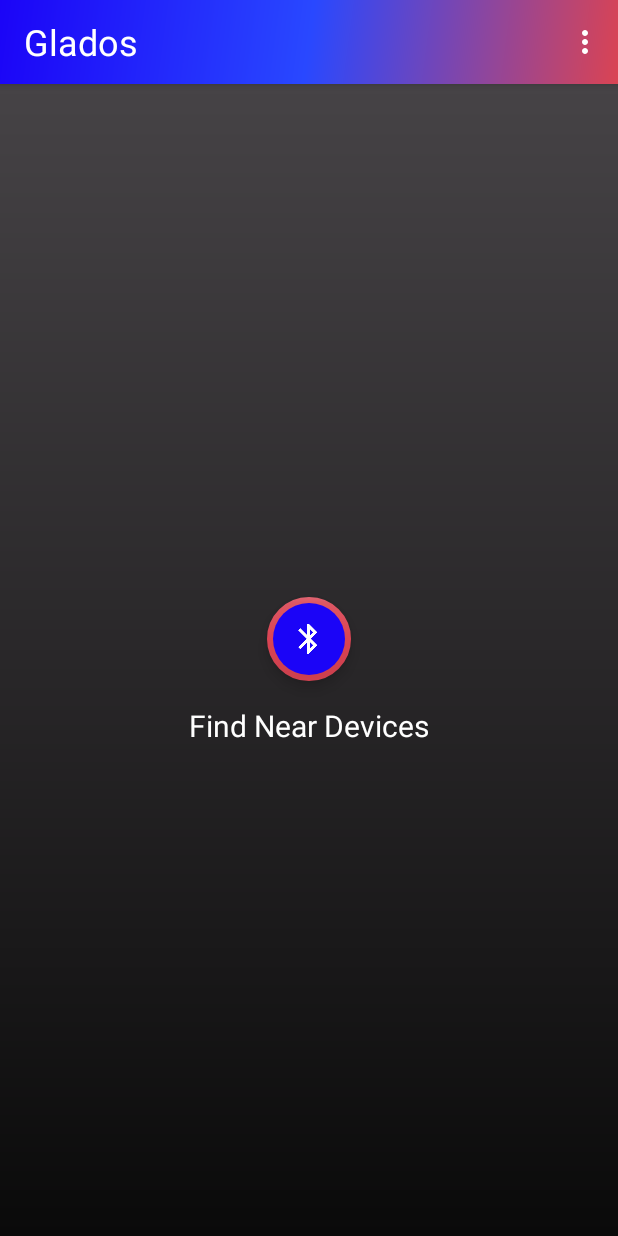
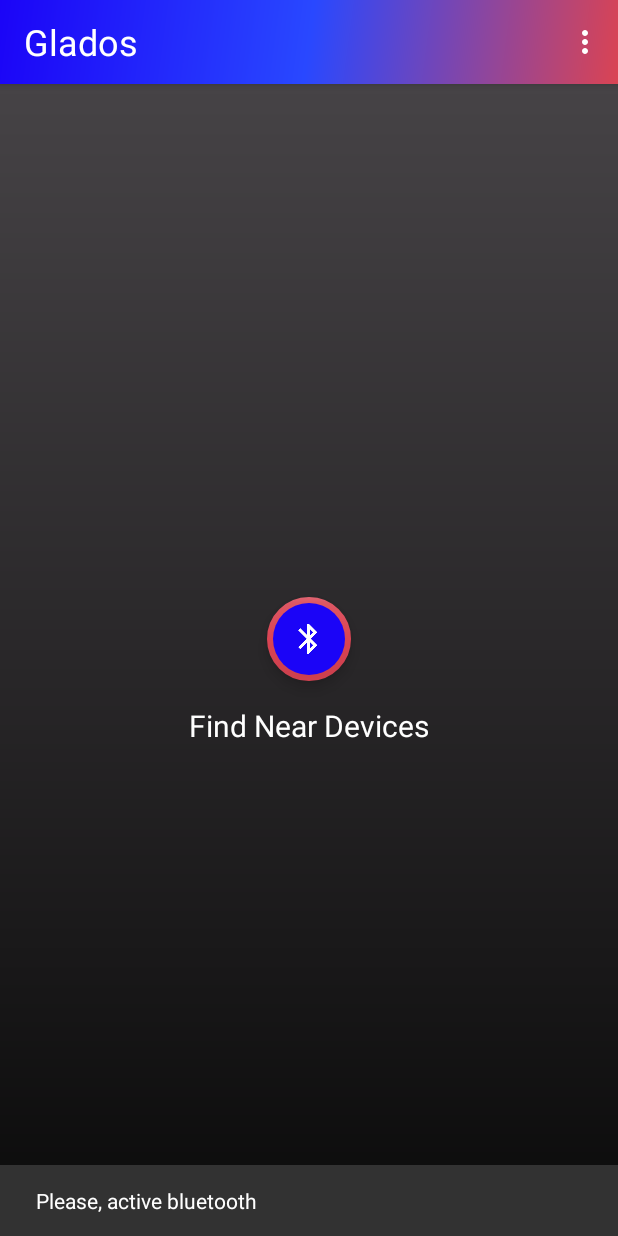
Before and after one commit to DanielAlonsoTM/Glados-App, an Android app: the screen it shows after launch (MainActivity), after a tap on an icon or button, on a phone screen of 412 x 824 dp. Run offline under Robolectric (Android 15) with nearby library versions, the phone set to English and light mode, and no system bars.

Commit message:
Permissions request and bluetooth_utils in construction

```diff
--- a/app/src/main/java/com/glados/gladosapp/MainActivity.kt
+++ b/app/src/main/java/com/glados/gladosapp/MainActivity.kt
@@ -29,8 +29,7 @@ class MainActivity : AppCompatActivity() {
         changeFullColorAppBar(this, window, supportActionBar)
 
         fab.setOnClickListener { view ->
-            //            BluetoothUtilities.starBluetooth(view)
-            BluetoothUtilities.scanDevices()
+            BluetoothUtilities.scanDevices(view)
         }
     }
 
@@ -72,8 +71,10 @@ class MainActivity : AppCompatActivity() {
     }
 
     private fun makeRequest() {
-        ActivityCompat.requestPermissions(this,
+        ActivityCompat.requestPermissions(
+            this,
             arrayOf(Manifest.permission.ACCESS_COARSE_LOCATION),
-            REQUEST_CODE)
+            REQUEST_CODE
+        )
     }
 }
--- a/app/src/main/java/com/glados/gladosapp/utils/BluetoothUtilities.kt
+++ b/app/src/main/java/com/glados/gladosapp/utils/BluetoothUtilities.kt
@@ -1,13 +1,9 @@
 package com.glados.gladosapp.utils
 
 import android.bluetooth.BluetoothAdapter
-import android.bluetooth.BluetoothHeadset
-import android.bluetooth.BluetoothManager
 import android.bluetooth.le.BluetoothLeScanner
 import android.bluetooth.le.ScanCallback
 import android.bluetooth.le.ScanResult
-import android.content.Context
-import android.content.pm.PackageManager
 import android.util.Log
 import android.view.View
 import android.widget.ArrayAdapter
@@ -19,19 +15,15 @@ object BluetoothUtilities {
     //Get the default adapter
     private val bluetoothAdapter: BluetoothAdapter = BluetoothAdapter.getDefaultAdapter()
 
-    fun starBluetooth(view: View) {
+
+    fun scanDevices(view: View) {
         if (bluetoothAdapter.isEnabled) {
-            bluetoothAdapter.disable()
-            snackBarMessage(view, "Disable Bluetooth")
+            bluetoothLeScanner.startScan(bleScanner)
+            snackBarMessage(view, "Start scanning")
 
         } else {
-            bluetoothAdapter.enable()
-            snackBarMessage(view, "Enable Bluetooth")
+            snackBarMessage(view, "Please, active bluetooth")
         }
-    }
-
-    fun scanDevices() {
-        bluetoothLeScanner.startScan(bleScanner)
     }
 
 
@@ -54,7 +46,6 @@ object BluetoothUtilities {
     }
 
 
-
     private val bluetoothLeScanner: BluetoothLeScanner = bluetoothAdapter.bluetoothLeScanner
 //        get() {
 //            val contextApp = MainActivity.appContext
```
